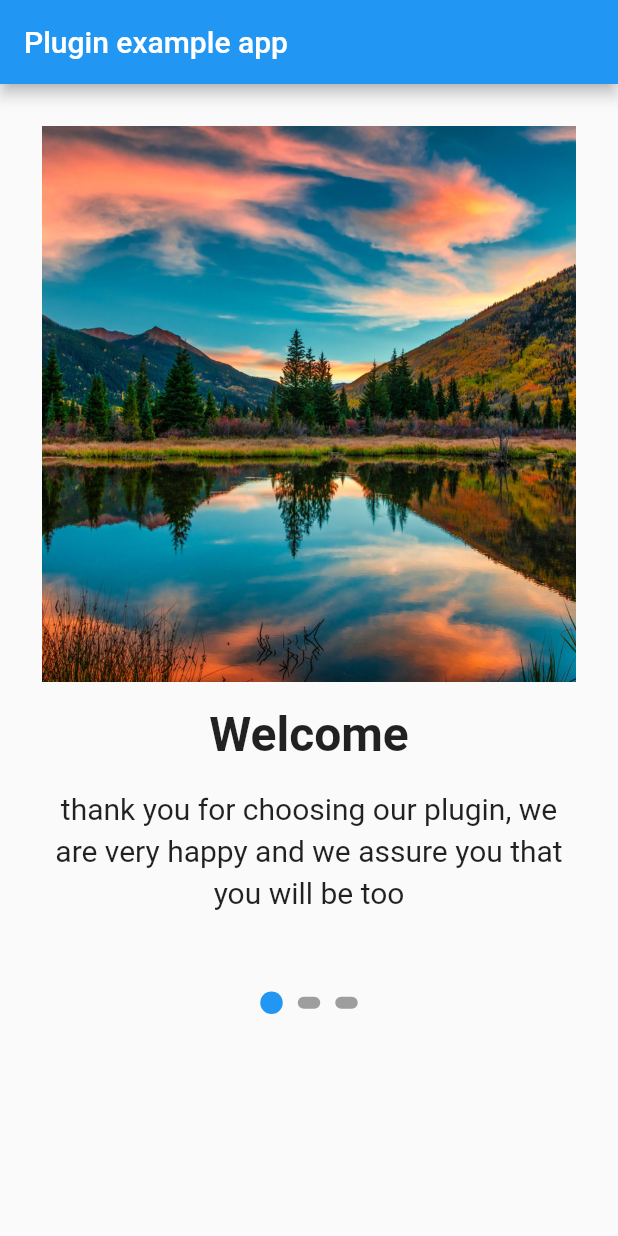
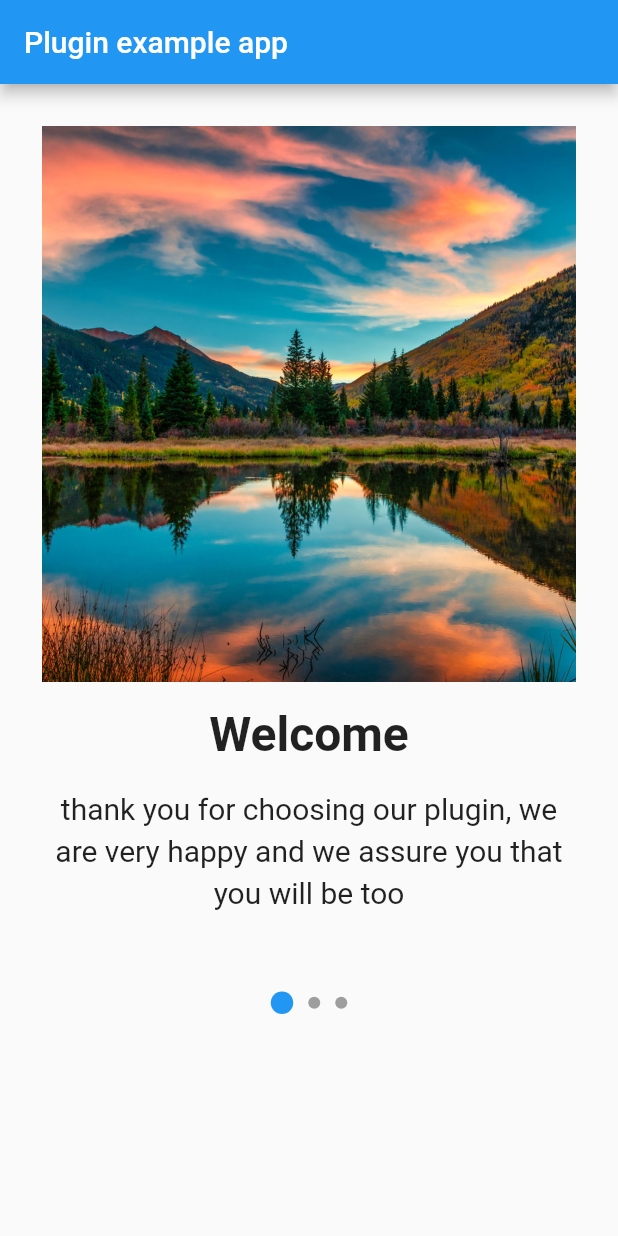
Before and after one commit to elbeicktalat/flutter_page_view_indicator, a Flutter app: the screen it shows after launch, on a phone screen of 412 x 824 dp. Run offline on Flutter 3.47's test engine with Material 2 defaults, Android fonts, the phone set to English and light mode, and no system bars.

Commit message:
fixing error in the shape

```diff
--- a/lib/flutter_page_view_indicator.dart
+++ b/lib/flutter_page_view_indicator.dart
@@ -69,8 +69,8 @@ List<Widget> _buildIndicators({
           color: (i == currentIndex) ? currentItemColor : otherItemColor,
         ),
         margin: indicatorMargin,
-        width: (i == currentIndex) ? currentItemWidth : currentItemHeight,
-        height: (i == currentIndex) ? otherItemWidth : otherItemHeight,
+        width: (i == currentIndex) ? currentItemWidth : otherItemWidth,
+        height: (i == currentIndex) ? currentItemHeight : otherItemHeight,
       ),
     );
   }
@@ -89,7 +89,7 @@ class _PageViewIndicatorState extends State<PageViewIndicator> {
         otherItemColor: widget.otherItemColor,
         currentItemWidth: widget.currentItemWidth,
         currentItemHeight: widget.currentItemHeight,
-        otherItemWidth: widget.currentItemWidth,
+        otherItemWidth: widget.otherItemWidth,
         otherItemHeight: widget.otherItemHeight,
         indicatorMargin: widget.indicatorMargin,
         borderRadius: widget.borderRadius,
```
